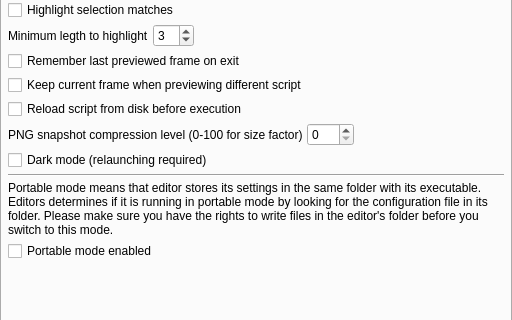
YomikoR/VapourSynth-Editor, file vsedit/src/settings/settings_dialog.ui: the form before one commit; both pictures show x 0 to 512 and y 185 to 505 of the 512 by 665 pixel window.
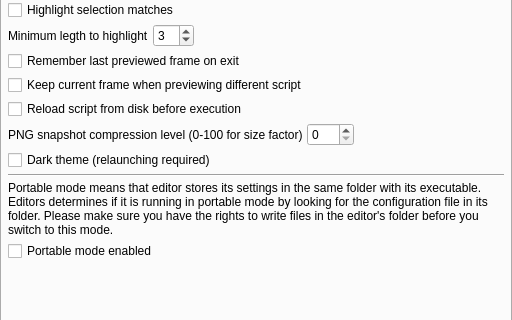
The form after the commit.

Commit message: Update texts and bump version

```diff
--- a/vsedit/src/settings/settings_dialog.ui
+++ b/vsedit/src/settings/settings_dialog.ui
@@ -291,7 +291,7 @@
        <item>
         <widget class="QCheckBox" name="darkModeCheckBox">
          <property name="text">
-          <string>Dark mode (relaunching required)</string>
+          <string>Dark theme (relaunching required)</string>
          </property>
         </widget>
        </item>
```
The commit also changes 2 other files.
